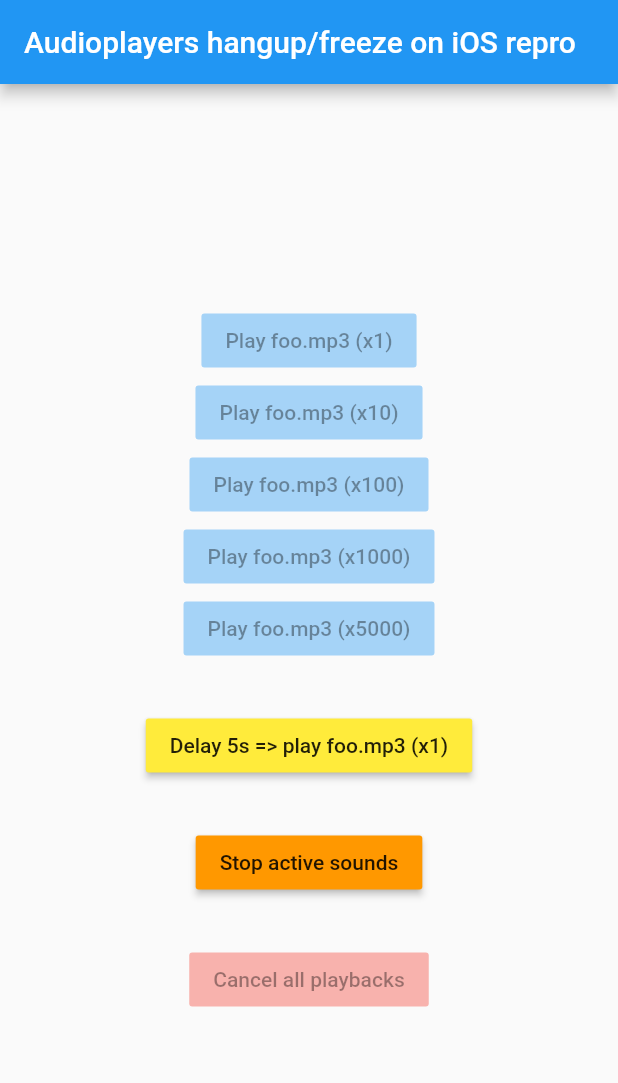
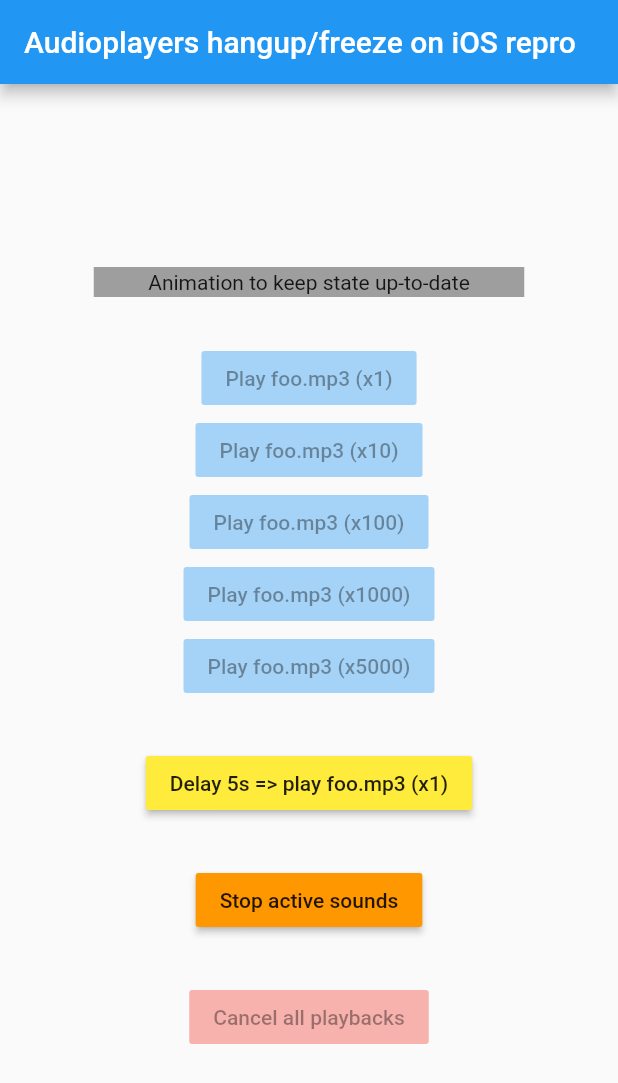
Before and after one commit to mikeesouth/audioplayers_freeze_issue_ios, a Flutter app: the screen it shows after launch, on a phone screen of 412 x 824 dp. Shown: the top 1083 px of the screen. Run offline on Flutter 3.47's test engine with Material 2 defaults, Android fonts, the phone set to English and light mode, and no system bars; our stand-ins replace audioplayers.

Commit message:
Adding animation to keep state up-to-date

```diff
--- a/lib/main.dart
+++ b/lib/main.dart
@@ -33,7 +33,8 @@ class MyHomePage extends StatefulWidget {
   _MyHomePageState createState() => _MyHomePageState();
 }
 
-class _MyHomePageState extends State<MyHomePage> {
+class _MyHomePageState extends State<MyHomePage>
+    with SingleTickerProviderStateMixin {
   static const int ACTIVITY_LOG_CAP = 100;
   static const List<int> _playCount = [1, 10, 100, 1000, 5000];
   List<MyAudioPlayer> _activePlayers = [];
@@ -41,10 +42,22 @@ class _MyHomePageState extends State<MyHomePage> {
   bool _delayedPlayed = false;
   bool _cancelPlaybacks = false;
   Uint8List audioData;
+  Animation<double> animation;
+  AnimationController controller;
 
   @override
   void initState() {
     super.initState();
+
+    controller =
+        AnimationController(duration: const Duration(seconds: 2), vsync: this);
+    animation = Tween<double>(begin: 280, end: 350).animate(controller)
+      ..addListener(() {
+        setState(() {
+          // The state that has changed here is the animation object’s value.
+        });
+      });
+    controller.repeat(reverse: true);
 
     initStateAsync();
   }
@@ -70,6 +83,14 @@ class _MyHomePageState extends State<MyHomePage> {
       body: Center(
         child: SingleChildScrollView(
           child: Column(children: [
+            SizedBox(height: 30),
+            Container(
+              width: animation.value,
+              height: 20,
+              color: Colors.grey,
+              alignment: Alignment.center,
+              child: Text('Animation to keep state up-to-date'),
+            ),
             SizedBox(height: 30),
             ..._buildButtons(),
             SizedBox(height: 30),
```
